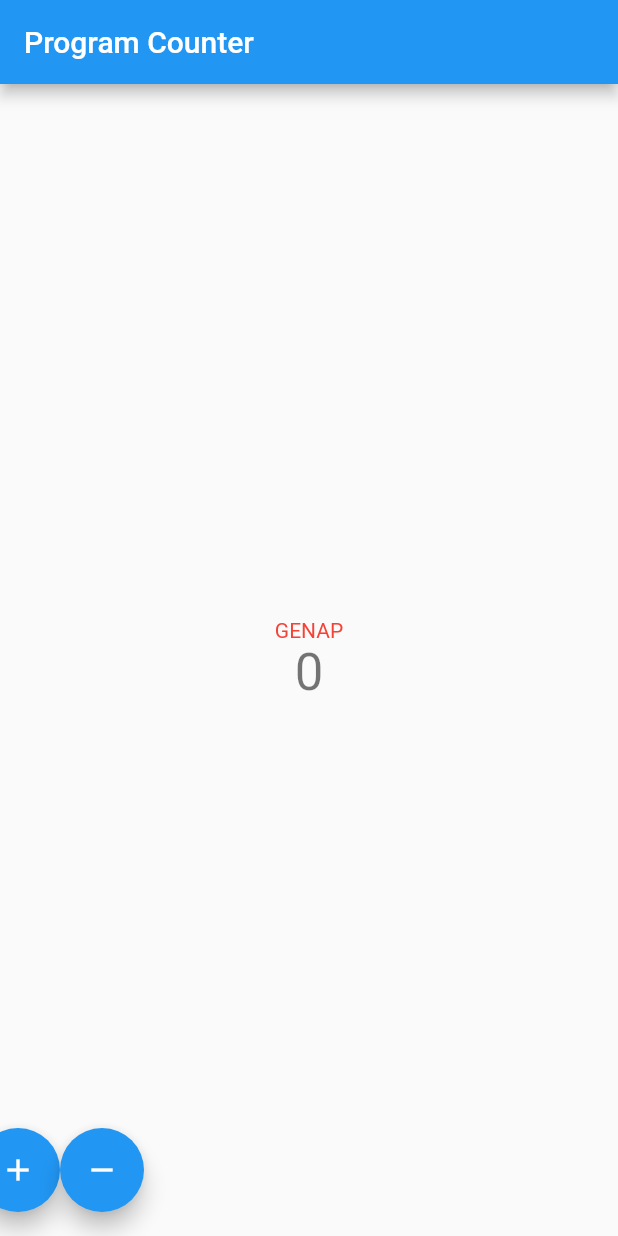
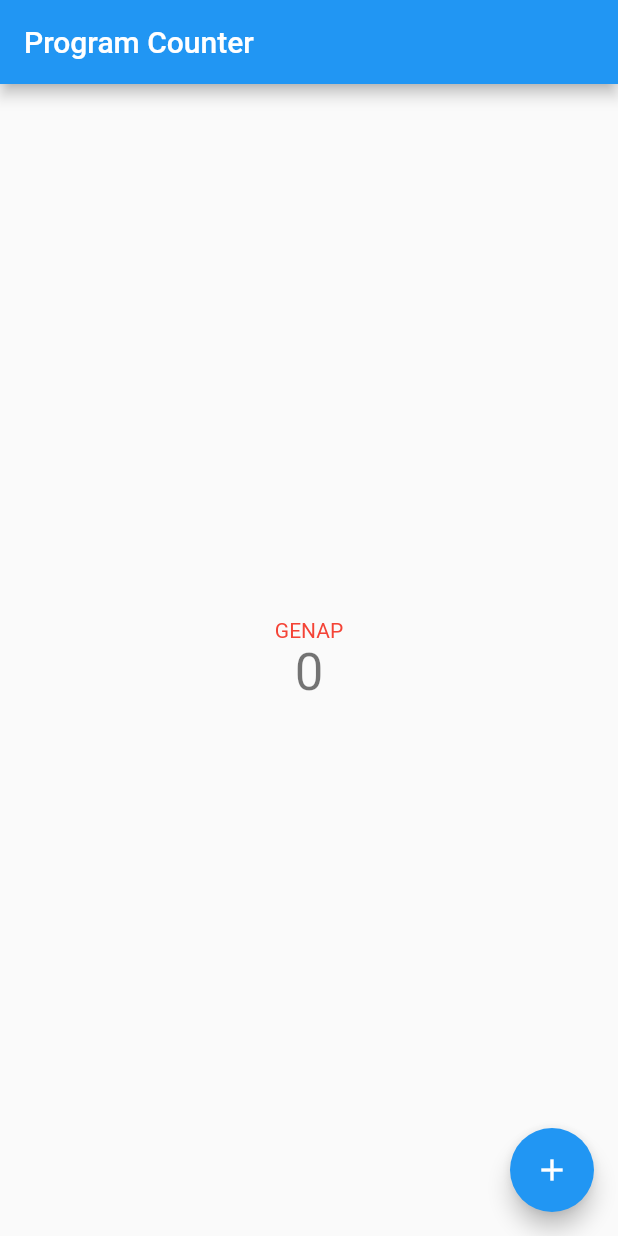
Before and after one commit to griseldans/pbp-flutter-lab, a Flutter app: the screen it shows after launch, on a phone screen of 412 x 824 dp. Run offline on Flutter 3.47's test engine with Material 2 defaults, Android fonts, the phone set to English and light mode, and no system bars.

Commit message:
hide/show decrement button

```diff
--- a/lib/main.dart
+++ b/lib/main.dart
@@ -119,20 +119,30 @@ class _MyHomePageState extends State<MyHomePage> {
           ],
         ),
       ),
-      floatingActionButton: Row(
-        children: [
+      floatingActionButton: Padding(
+        padding: const EdgeInsets.only(left: 30),
+        child: Row(
+        mainAxisAlignment: MainAxisAlignment.spaceBetween,
+        children: <Widget>[
+          Visibility(
+            visible: _counter < 1 ? false : true,
+            child: FloatingActionButton(
+              onPressed: _decrementCounter,
+              tooltip: 'Decrement',
+              child: const Icon(Icons.remove),
+            ),
+          ),
           FloatingActionButton(
             onPressed: _incrementCounter,
             tooltip: 'Increment',
             child: const Icon(Icons.add),
           ), // This trailing comma makes auto-formatting nicer for build methods.
-          FloatingActionButton(
-            onPressed: _decrementCounter,
-            tooltip: 'Decrement',
-            child: const Icon(Icons.remove),
-          ),
         ],
       ),
+      ),
+
+
+
     );
   }
 }
```
